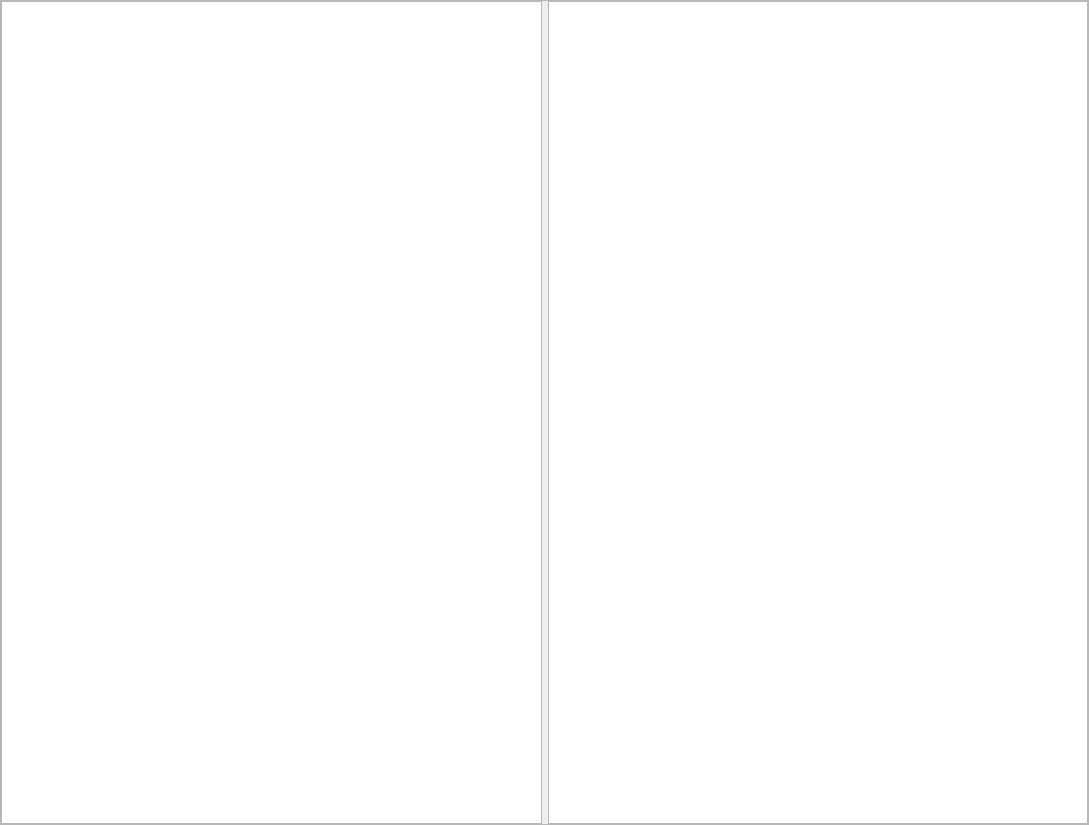
First picture: the form in src/AssetViewers/EntityViewer/EntityViewerWidget.ui, repository LarvalExtract/MGF-Explorer, before the edit.
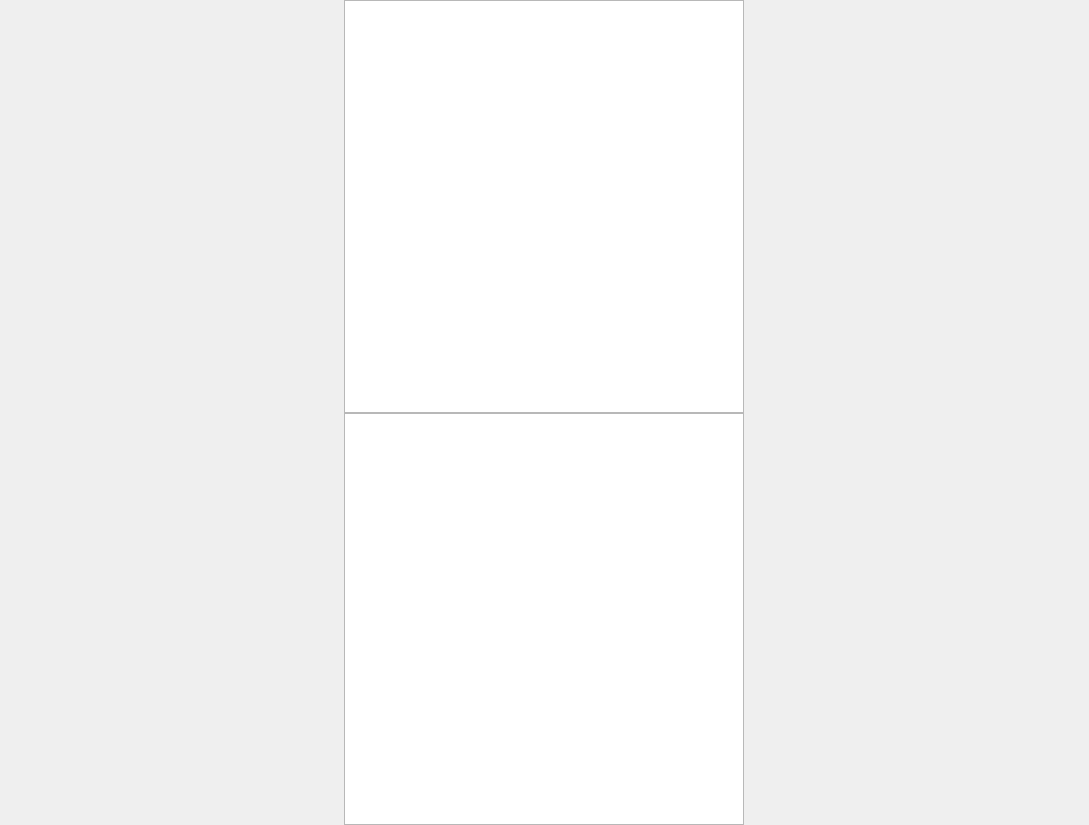
Second picture: the form after the edit.

Diff of the .ui file:
```diff
--- a/src/AssetViewers/EntityViewer/EntityViewerWidget.ui
+++ b/src/AssetViewers/EntityViewer/EntityViewerWidget.ui
@@ -19,7 +19,7 @@
   <property name="windowTitle">
    <string>Form</string>
   </property>
-  <layout class="QVBoxLayout" name="verticalLayout">
+  <layout class="QHBoxLayout" name="horizontalLayout">
    <property name="spacing">
     <number>0</number>
    </property>
@@ -36,34 +36,43 @@
     <number>0</number>
    </property>
    <item>
-    <widget class="QFrame" name="Frame">
-     <property name="frameShape">
-      <enum>QFrame::StyledPanel</enum>
+    <layout class="QVBoxLayout" name="verticalLayout_2">
+     <property name="sizeConstraint">
+      <enum>QLayout::SetMinimumSize</enum>
      </property>
-     <property name="frameShadow">
-      <enum>QFrame::Raised</enum>
-     </property>
-     <layout class="QHBoxLayout" name="horizontalLayout">
-      <property name="leftMargin">
-       <number>0</number>
-      </property>
-      <property name="topMargin">
-       <number>0</number>
-      </property>
-      <property name="rightMargin">
-       <number>0</number>
-      </property>
-      <property name="bottomMargin">
-       <number>0</number>
-      </property>
-      <item>
-       <widget class="QTreeView" name="EntityTreeView"/>
-      </item>
-      <item>
-       <widget class="QTableView" name="AttributeTableView"/>
-      </item>
-     </layout>
-    </widget>
+     <item>
+      <widget class="QTreeView" name="entityTreeView">
+       <property name="minimumSize">
+        <size>
+         <width>400</width>
+         <height>0</height>
+        </size>
+       </property>
+       <property name="maximumSize">
+        <size>
+         <width>400</width>
+         <height>16777215</height>
+        </size>
+       </property>
+      </widget>
+     </item>
+     <item>
+      <widget class="QTableView" name="attributeTableView">
+       <property name="minimumSize">
+        <size>
+         <width>400</width>
+         <height>0</height>
+        </size>
+       </property>
+       <property name="maximumSize">
+        <size>
+         <width>400</width>
+         <height>16777215</height>
+        </size>
+       </property>
+      </widget>
+     </item>
+    </layout>
    </item>
   </layout>
  </widget>
```
